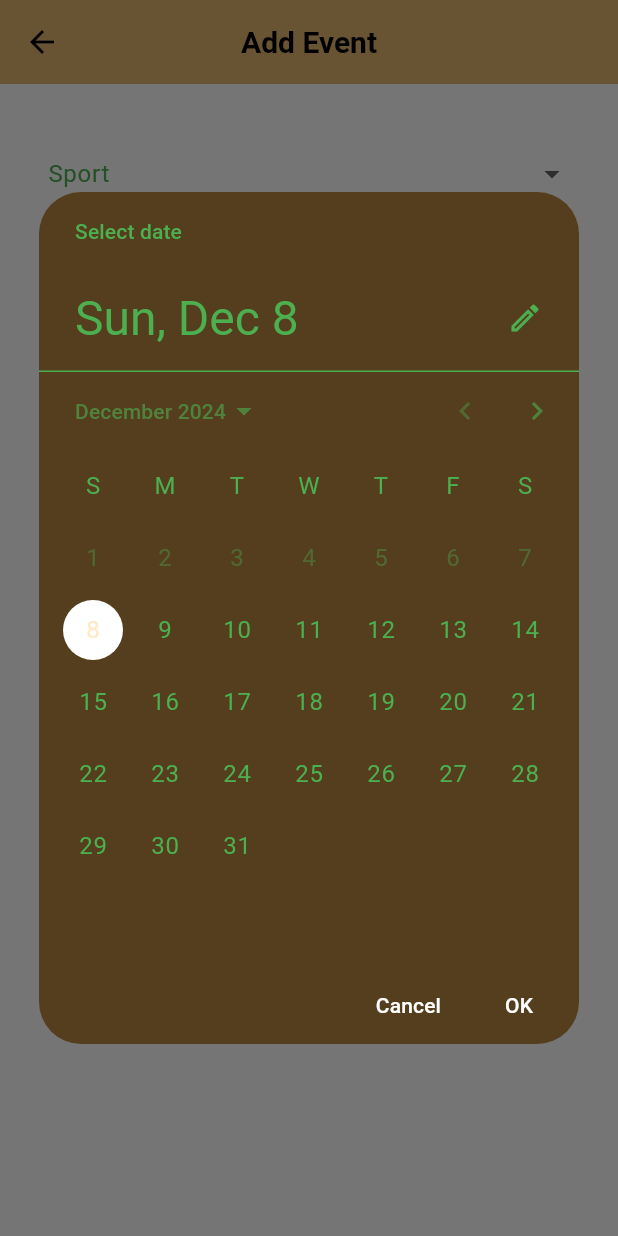
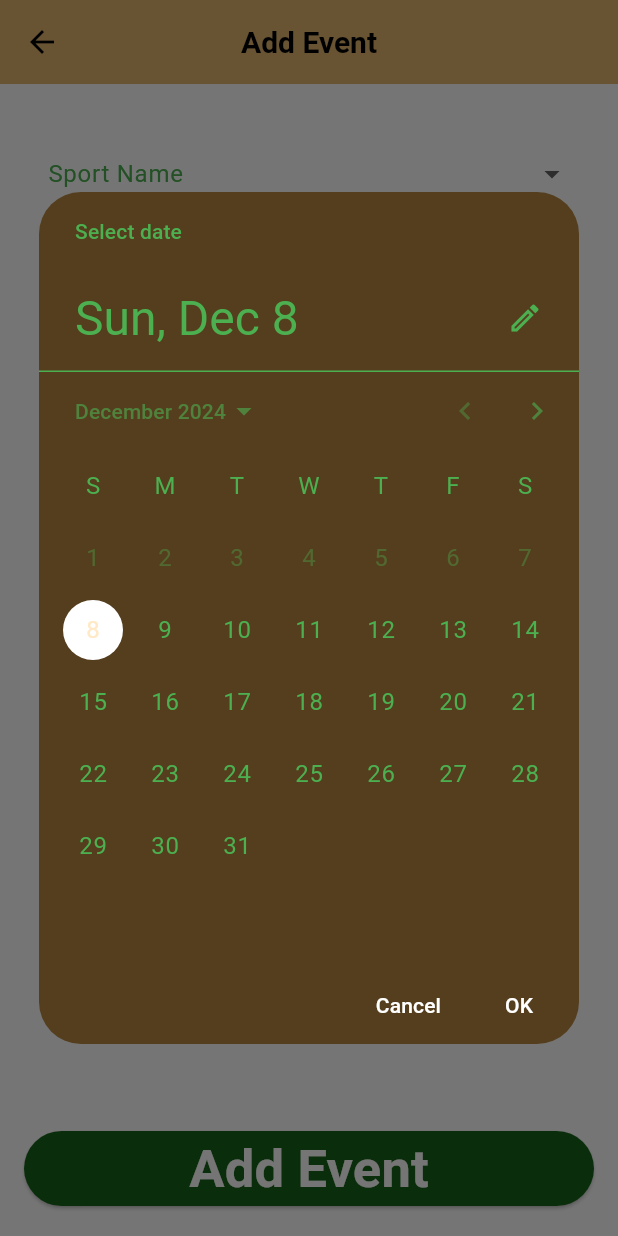
Before and after one commit to yousef1mb/KFUPM_Sports, a Flutter app: the AddEventView screen opened directly, after a tap on the "add" icon, after a tap on "Pick Date/Time", on a phone screen of 412 x 824 dp. Run offline on Flutter 3.47's test engine with Material 3 defaults, Android fonts, the phone set to English and light mode, and no system bars; our stand-ins replace cloud_firestore, firebase_auth, firebase_core, shared_preferences; accounts and stored records are empty.

Commit message:
Add page progress

```diff
--- a/lib/features/main_page/presentation/views/add_event_view.dart
+++ b/lib/features/main_page/presentation/views/add_event_view.dart
@@ -1,11 +1,9 @@
-// ignore_for_file: use_build_context_synchronously
-
+import 'package:flutter/material.dart';
 import 'package:cloud_firestore/cloud_firestore.dart';
-import 'package:flutter/material.dart';
-import 'package:kfupm_sports/providers/general_provider.dart';
 import 'package:provider/provider.dart';
 import 'package:uuid/uuid.dart';
 import 'package:intl/intl.dart';
+import '../../../../providers/general_provider.dart';
 
 class AddEventView extends StatefulWidget {
   const AddEventView({super.key});
@@ -16,33 +14,24 @@ class AddEventView extends StatefulWidget {
 
 class _AddEventViewState extends State<AddEventView> {
   CollectionReference events = FirebaseFirestore.instance.collection("events");
-
-  // Sports and location options
-  final List<String> sports = ['football', 'volleyball', 'basketball', 'padel'];
+  final List<String> sports = ['football', 'volleyball', 'basketball', 'Tennis'];
   final List<String> locations = ['11', '36', '39'];
-
-  // For date & time
   DateTime? selectedDateTime;
-
-  // For players count
   int playersCount = 0;
+  int capacity = 18; // Default total capacity
+  int remainingCapacity = 18; // Tracks remaining capacity
 
   @override
   void initState() {
     super.initState();
     final event = Provider.of<GeneralProvider>(context, listen: false).event;
     playersCount = int.tryParse(event.playersJoined) ?? 0;
+    remainingCapacity = capacity - playersCount; // Initialize remaining capacity
   }
 
   @override
   Widget build(BuildContext context) {
     final event = Provider.of<GeneralProvider>(context, listen: false).event;
-
-    final double screenWidth = MediaQuery.of(context).size.width;
-    double fontSizeFactor = screenWidth / 465.0;
-    if (fontSizeFactor > 1.0) {
-      fontSizeFactor = 1.0 + (fontSizeFactor - 1.0) * 0.3;
-    }
 
     return Scaffold(
       appBar: AppBar(
@@ -54,14 +43,14 @@ class _AddEventViewState extends State<AddEventView> {
         centerTitle: true,
         elevation: 0,
       ),
-      body: ListView(
+      body: Stack(
+        children: [
+          ListView(
             padding: const EdgeInsets.all(32),
             children: [
-          // Sport Dropdown
+              // Sport Name Dropdown
               DropdownButtonFormField<String>(
-            decoration: const InputDecoration(
-              labelText: "Sport",
-            ),
+                decoration: const InputDecoration(labelText: "Sport Name"),
                 items: sports.map((sport) {
                   return DropdownMenuItem<String>(
                     value: sport,
@@ -76,12 +65,12 @@ class _AddEventViewState extends State<AddEventView> {
               ),
               const SizedBox(height: 16),
 
-          // Players Joined Counter
+              // Register Guests
               Row(
                 mainAxisAlignment: MainAxisAlignment.start,
                 children: [
                   const Text(
-                "Players Joined:",
+                    "Register a Guest:",
                     style: TextStyle(fontWeight: FontWeight.bold),
                   ),
                   const SizedBox(width: 16),
@@ -90,6 +79,7 @@ class _AddEventViewState extends State<AddEventView> {
                       setState(() {
                         if (playersCount > 0) {
                           playersCount--;
+                          remainingCapacity++; // Increase remaining capacity
                           event.playersJoined = playersCount.toString();
                         }
                       });
@@ -98,15 +88,22 @@ class _AddEventViewState extends State<AddEventView> {
                   ),
                   Text(
                     playersCount.toString(),
-                style:
-                    const TextStyle(fontSize: 18, fontWeight: FontWeight.bold),
+                    style: const TextStyle(
+                      fontSize: 18,
+                      fontWeight: FontWeight.bold,
+                    ),
                   ),
                   IconButton(
                     onPressed: () {
                       setState(() {
-                    if (playersCount < 18) {
+                        if (remainingCapacity > 0) {
                           playersCount++;
+                          remainingCapacity--; // Decrease remaining capacity
                           event.playersJoined = playersCount.toString();
+                        } else {
+                          ScaffoldMessenger.of(context).showSnackBar(
+                            const SnackBar(content: Text("Capacity reached!")),
+                          );
                         }
                       });
                     },
@@ -116,70 +113,19 @@ class _AddEventViewState extends State<AddEventView> {
               ),
               const SizedBox(height: 16),
 
-          // Date & Time Picker Button
-          ElevatedButton(
-            onPressed: () async {
-              final now = DateTime.now();
-              // Pick Date
-              final pickedDate = await showDatePicker(
-                context: context,
-                initialDate: now,
-                firstDate: DateTime(now.year, now.month, now.day),
-                lastDate: DateTime(now.year + 2),
-              );
-              if (pickedDate == null) return;
-
-              // Pick Time (24-hour format)
-              final pickedTime = await showTimePicker(
-                context: context,
-                initialTime: const TimeOfDay(hour: 12, minute: 0),
-                builder: (context, child) {
-                  return MediaQuery(
-                    data: MediaQuery.of(context)
-                        .copyWith(alwaysUse24HourFormat: true),
-                    child: child!,
-                  );
-                },
-              );
-              if (pickedTime == null) return;
-
-              // Combine date and time
-              final combinedDateTime = DateTime(
-                pickedDate.year,
-                pickedDate.month,
-                pickedDate.day,
-                pickedTime.hour,
-                pickedTime.minute,
-              );
-
-              setState(() {
-                selectedDateTime = combinedDateTime;
-                // Format "18 JUN 13:45"
-                String dateStr =
-                    DateFormat('d MMM').format(combinedDateTime).toUpperCase();
-                String timeStr = DateFormat('HH:mm').format(combinedDateTime);
-                event.date = "$dateStr $timeStr";
-              });
-            },
-            style: ElevatedButton.styleFrom(
-              backgroundColor: const Color(0xFFE2B56F),
-            ),
-            child: Text(
-              selectedDateTime == null
-                  ? "Pick Date/Time"
-                  : "Selected: ${event.date}",
-              style: const TextStyle(
-                color: Colors.white,
-              ),
+              // Remaining Capacity Display
+              TextFormField(
+                initialValue: remainingCapacity.toString(),
+                readOnly: true,
+                decoration: const InputDecoration(
+                  labelText: "Remaining Capacity",
                 ),
               ),
               const SizedBox(height: 16),
 
               // Location Dropdown
               DropdownButtonFormField<String>(
-            decoration: const InputDecoration(
-              labelText: "Location",
-            ),
+                decoration: const InputDecoration(labelText: "Location"),
                 items: locations.map((loc) {
                   return DropdownMenuItem<String>(
                     value: loc,
@@ -194,46 +140,86 @@ class _AddEventViewState extends State<AddEventView> {
               ),
               const SizedBox(height: 16),
 
-          // Image URL
-          TextField(
-            onChanged: (value) {
-              event.imageUrl = value;
+              // Date & Time Picker Button
+              ElevatedButton(
+                onPressed: () async {
+                  final now = DateTime.now();
+                  final pickedDate = await showDatePicker(
+                    context: context,
+                    initialDate: now,
+                    firstDate: DateTime(now.year, now.month, now.day),
+                    lastDate: DateTime(now.year + 2),
+                  );
+                  if (pickedDate == null) return;
+
+                  final pickedTime = await showTimePicker(
+                    context: context,
+                    initialTime: const TimeOfDay(hour: 12, minute: 0),
+                    builder: (context, child) {
+                      return MediaQuery(
+                        data: MediaQuery.of(context)
+                            .copyWith(alwaysUse24HourFormat: true),
+                        child: child!,
+                      );
                     },
-            decoration: const InputDecoration(
-              labelText: "Sport/Match Image",
+                  );
+                  if (pickedTime == null) return;
+
+                  final combinedDateTime = DateTime(
+                    pickedDate.year,
+                    pickedDate.month,
+                    pickedDate.day,
+                    pickedTime.hour,
+                    pickedTime.minute,
+                  );
+
+                  setState(() {
+                    selectedDateTime = combinedDateTime;
+                    String dateStr = DateFormat('d MMM')
+                        .format(combinedDateTime)
+                        .toUpperCase();
+                    String timeStr = DateFormat('HH:mm')
+                        .format(combinedDateTime);
+                    event.date = "$dateStr $timeStr";
+                  });
+                },
+                style: ElevatedButton.styleFrom(
+                  backgroundColor: const Color(0xFF166518),
+                ),
+                child: Text(
+                  selectedDateTime == null
+                      ? "Pick Date/Time"
+                      : "Selected: ${event.date}",
+                  style: const TextStyle(fontSize: 20, color: Colors.white),
                 ),
               ),
-          const SizedBox(height: 50),
-
-          ElevatedButton(
-            style: ElevatedButton.styleFrom(
-                backgroundColor: const Color(0xFFE2B56F)),
+            ],
+          ),
+          Positioned(
+            bottom: 20,
+            left: 16,
+            right: 16,
+            child: ElevatedButton(
               onPressed: () async {
-              // Basic validation
                 if (event.sport.isEmpty ||
-                  event.player.isEmpty ||
-                  event.playersJoined.isEmpty ||
                     event.date.isEmpty ||
-                  event.location.isEmpty ||
-                  event.imageUrl.isEmpty) {
+                    event.location.isEmpty) {
                   ScaffoldMessenger.of(context).showSnackBar(
                     const SnackBar(content: Text("Please fill in all fields")),
                   );
                   return;
                 }
-
                 try {
                   const uuid = Uuid();
-                await events.doc(uuid.v4()).set(
-                  {
+                  await events.doc(uuid.v4()).set({
                     "sport": event.sport,
                     "player": event.player,
                     "playersJoined": event.playersJoined,
+                    "remainingCapacity": remainingCapacity.toString(),
                     "date": event.date,
                     "location": event.location,
                     "imageUrl": event.imageUrl,
-                  },
-                );
+                  });
 
                   ScaffoldMessenger.of(context).showSnackBar(
                     const SnackBar(content: Text("Event added successfully!")),
@@ -246,10 +232,13 @@ class _AddEventViewState extends State<AddEventView> {
                   );
                 }
               },
+              style: ElevatedButton.styleFrom(
+                backgroundColor: const Color(0xFF166518),
+                minimumSize: const Size(double.infinity, 50),
+              ),
               child: const Text(
                 "Add Event",
-              style: TextStyle(
-                color: Colors.white,
+                style: TextStyle(fontSize: 35, fontWeight: FontWeight.bold),
               ),
             ),
           ),
--- a/pubspec.yaml
+++ b/pubspec.yaml
@@ -7,11 +7,14 @@ environment:
   sdk: ^3.5.1
 
 dependencies:
+  just_audio: ^0.9.0
+
   flutter:
     sdk: flutter
   firebase_core: ^3.7.0
   firebase_auth: ^5.3.2
   cloud_firestore:
+
   shared_preferences:
   # the annotation package containing @riverpod
   uuid: ^4.5.1
@@ -32,6 +35,7 @@ flutter:
   uses-material-design: true
 
   assets:
+    - assets/Sounds/success.m4a
     - assets/images/black.jpg
     - assets/images/football.jpeg
     - assets/images/volleyball.jpeg
```
Also changed, not shown: pubspec.lock. Lines whose indentation alone changed are shown as unchanged.
